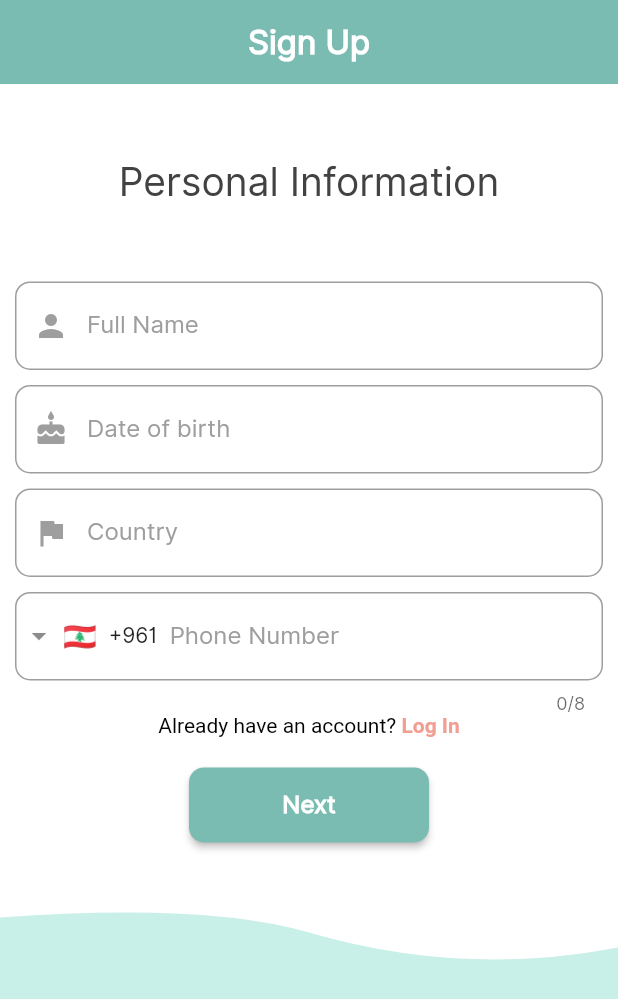
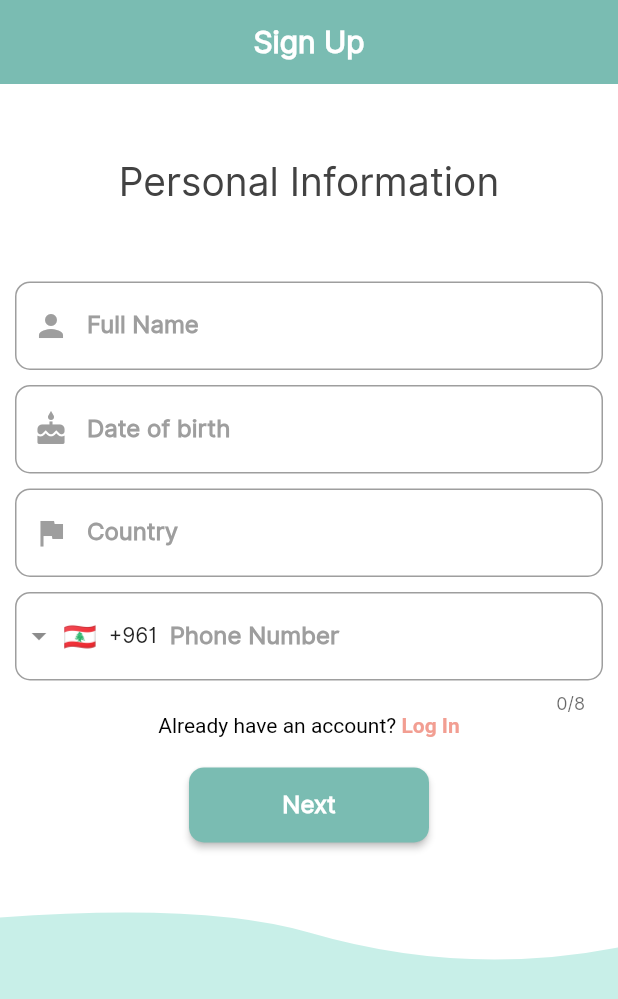
Before and after one commit to noormesslmani/flutter-app, a Flutter app: the SignUp1 screen opened by its route, on a phone screen of 412 x 824 dp. Shown: the top 999 px of the screen. Run offline on Flutter 3.47's test engine with Material 2 defaults, Android fonts, the light colour scheme and no system bars; drawn by our look-alikes of intl_phone_field; our stand-ins replace convex_bottom_bar, country_picker, flutter_custom_clippers, flutter_dotenv, shared_preferences; missing offline and left inert: flutter_walkthrough_screen; accounts and stored records are empty.

Commit message:
Frontend: changing some text style themes

```diff
--- a/frontend_mobile/lib/tools/themes/light_mode.dart
+++ b/frontend_mobile/lib/tools/themes/light_mode.dart
@@ -5,9 +5,10 @@ class LightTheme {
     primaryColor: const Color.fromRGBO(122, 188, 178, 1),
     primaryColorLight: const Color.fromRGBO(200, 239, 232, 1),
     primaryColorDark: const Color.fromRGBO(33, 76, 69, 1),
-    backgroundColor: Colors.white,
+    backgroundColor: const Color.fromRGBO(246, 246, 246, 1),
     focusColor: const Color.fromRGBO(122, 188, 178, 1),
     errorColor: const Color.fromARGB(255, 195, 29, 26),
+    indicatorColor: const Color.fromRGBO(242, 158, 146, 1),
     colorScheme: ColorScheme.fromSwatch().copyWith(
       secondaryContainer: const Color.fromRGBO(242, 158, 146, 1),
       secondary: const Color.fromRGBO(240, 199, 200, 1),
@@ -28,10 +29,26 @@ class LightTheme {
     fontFamily: 'Inter',
     textTheme: const TextTheme(
       titleLarge: TextStyle(
-        fontSize: 22,
-        fontFamily: 'Inter',
         fontWeight: FontWeight.bold,
       ),
+      titleMedium: TextStyle(
+        fontWeight: FontWeight.bold,
+      ),
+      titleSmall: TextStyle(
+        fontWeight: FontWeight.bold,
+      ),
+      labelLarge: TextStyle(
+        fontWeight: FontWeight.w600,
+      ),
+      labelMedium: TextStyle(
+        fontWeight: FontWeight.w700,
+      ),
+      labelSmall: TextStyle(
+        fontWeight: FontWeight.w700,
+      ),
+    ).apply(
+      bodyColor: Color.fromRGBO(64, 64, 64, 1),
+      displayColor: Color.fromRGBO(64, 64, 64, 1),
     ),
   );
 
```
